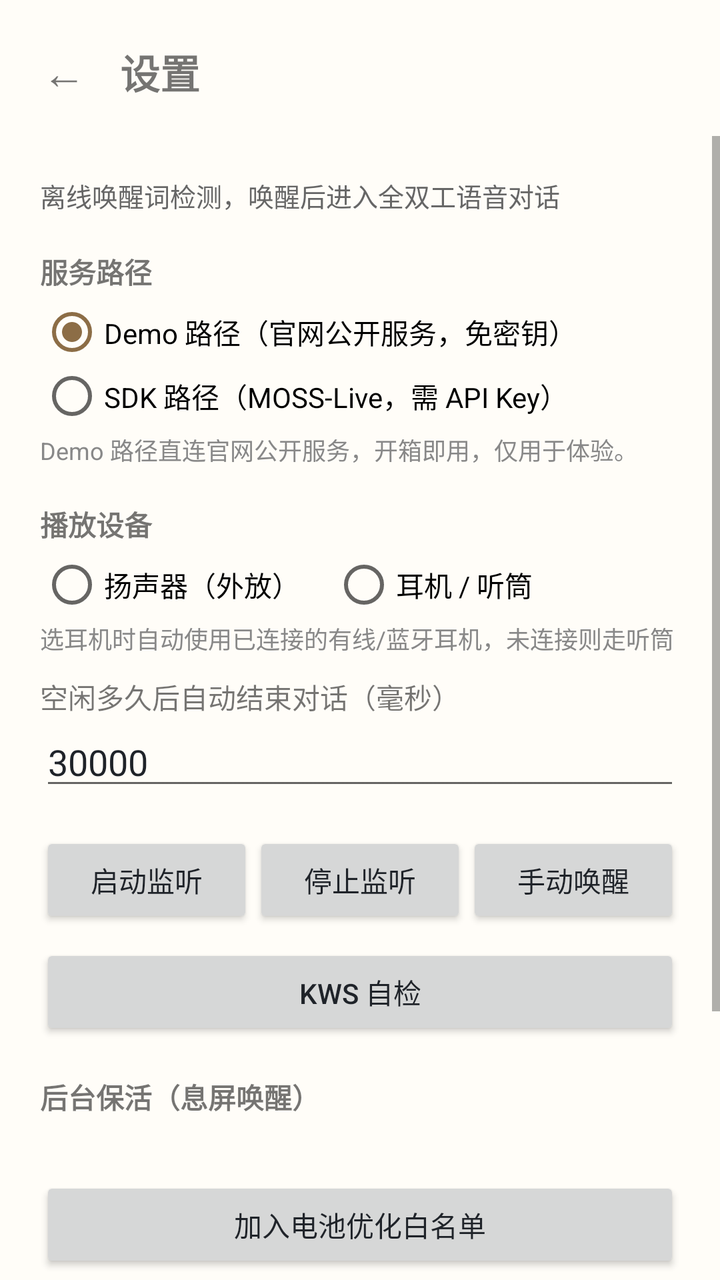
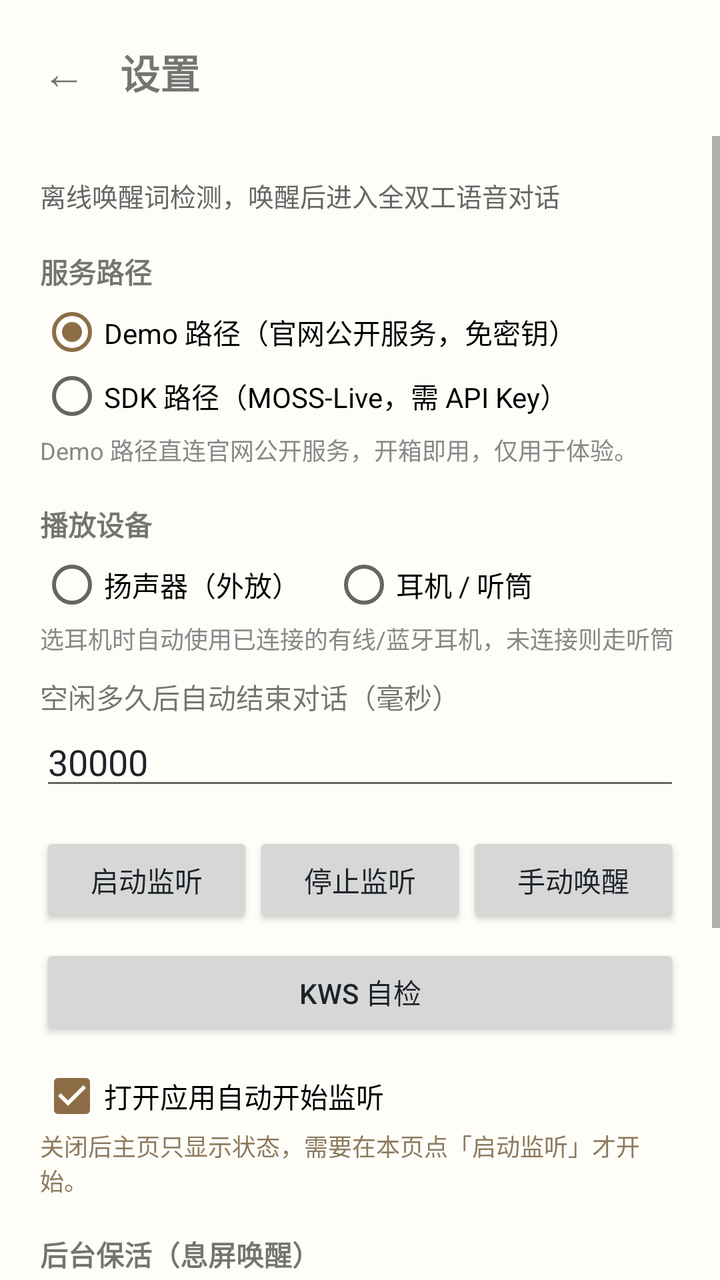

An Android layout rendered at two revisions. The XML below is the earlier revision; the diff shows what the commit changed to produce the second picture.
<!-- AndroidManifest.xml: application theme Theme.XiaomiaoVoice -->
<!-- res/layout/activity_settings.xml -->
<?xml version="1.0" encoding="utf-8"?>
<LinearLayout xmlns:android="http://schemas.android.com/apk/res/android"
    android:layout_width="match_parent"
    android:layout_height="match_parent"
    android:background="#FFFDF8"
    android:orientation="vertical">

    
    <LinearLayout
        android:layout_width="match_parent"
        android:layout_height="wrap_content"
        android:gravity="center_vertical"
        android:orientation="horizontal"
        android:paddingStart="8dp"
        android:paddingTop="12dp"
        android:paddingEnd="20dp"
        android:paddingBottom="8dp">

        <TextView
            android:id="@+id/backButton"
            android:layout_width="48dp"
            android:layout_height="48dp"
            android:background="?android:attr/selectableItemBackgroundBorderless"
            android:gravity="center"
            android:text="←"
            android:textSize="22sp" />

        <TextView
            android:layout_width="wrap_content"
            android:layout_height="wrap_content"
            android:layout_marginStart="4dp"
            android:text="@string/title_settings"
            android:textSize="20sp"
            android:textStyle="bold" />
    </LinearLayout>

    <ScrollView
        android:id="@+id/rootScrollView"
        android:layout_width="match_parent"
        android:layout_height="0dp"
        android:layout_weight="1"
        android:fillViewport="true">

        <LinearLayout
            android:layout_width="match_parent"
            android:layout_height="wrap_content"
            android:orientation="vertical"
            android:padding="20dp">

            <TextView
                android:layout_width="match_parent"
                android:layout_height="wrap_content"
                android:text="@string/subtitle_settings"
                android:textColor="#666666"
                android:textSize="13sp" />

        <TextView
            android:layout_width="match_parent"
            android:layout_height="wrap_content"
            android:layout_marginTop="18dp"
            android:text="@string/label_service_mode"
            android:textSize="14sp"
            android:textStyle="bold" />

        
        <RadioGroup
            android:id="@+id/modeGroup"
            android:layout_width="match_parent"
            android:layout_height="wrap_content"
            android:layout_marginTop="4dp"
            android:orientation="vertical">

            <RadioButton
                android:id="@+id/radioDemo"
                android:layout_width="match_parent"
                android:layout_height="wrap_content"
                android:checked="true"
                android:text="@string/mode_demo"
                android:textSize="14sp" />

            <RadioButton
                android:id="@+id/radioSdk"
                android:layout_width="match_parent"
                android:layout_height="wrap_content"
                android:text="@string/mode_sdk"
                android:textSize="14sp" />
        </RadioGroup>

        <TextView
            android:id="@+id/modeHintText"
            android:layout_width="match_parent"
            android:layout_height="wrap_content"
            android:layout_marginTop="2dp"
            android:text="@string/hint_mode_demo"
            android:textColor="#888888"
            android:textSize="12sp" />

        
        <LinearLayout
            android:id="@+id/apiKeySection"
            android:layout_width="match_parent"
            android:layout_height="wrap_content"
            android:orientation="vertical"
            android:visibility="gone">

            <TextView
                android:id="@+id/apiKeyLabel"
                android:layout_width="match_parent"
                android:layout_height="wrap_content"
                android:layout_marginTop="10dp"
                android:text="@string/label_api_key"
                android:textSize="14sp" />

            <EditText
                android:id="@+id/apiKeyInput"
                android:layout_width="match_parent"
                android:layout_height="wrap_content"
                android:hint="@string/hint_api_key"
                android:importantForAutofill="no"
                android:inputType="textPassword"
                android:singleLine="true" />

            <LinearLayout
                android:layout_width="match_parent"
                android:layout_height="wrap_content"
                android:layout_marginTop="6dp"
                android:gravity="center_vertical"
                android:orientation="horizontal">

                <Button
                    android:id="@+id/saveKeyButton"
                    android:layout_width="wrap_content"
                    android:layout_height="wrap_content"
                    android:text="@string/btn_save_key" />

                <TextView
                    android:id="@+id/apiKeyStatusText"
                    android:layout_width="0dp"
                    android:layout_height="wrap_content"
                    android:layout_marginStart="10dp"
                    android:layout_weight="1"
                    android:textSize="12sp" />
            </LinearLayout>
        </LinearLayout>

        
        <TextView
            android:layout_width="match_parent"
            android:layout_height="wrap_content"
            android:layout_marginTop="18dp"
            android:text="@string/label_audio_output"
            android:textSize="14sp"
            android:textStyle="bold" />

        <RadioGroup
            android:id="@+id/audioOutputGroup"
            android:layout_width="match_parent"
            android:layout_height="wrap_content"
            android:layout_marginTop="4dp"
            android:orientation="horizontal">

            <RadioButton
                android:id="@+id/radioSpeaker"
                android:layout_width="wrap_content"
                android:layout_height="wrap_content"
                android:text="@string/output_speaker"
                android:textSize="14sp" />

            <RadioButton
                android:id="@+id/radioHeadset"
                android:layout_width="wrap_content"
                android:layout_height="wrap_content"
                android:layout_marginStart="16dp"
                android:text="@string/output_headset"
                android:textSize="14sp" />
        </RadioGroup>

        <TextView
            android:layout_width="match_parent"
            android:layout_height="wrap_content"
            android:layout_marginTop="2dp"
            android:text="@string/hint_audio_output"
            android:textColor="#888888"
            android:textSize="12sp" />

        <TextView
            android:layout_width="match_parent"
            android:layout_height="wrap_content"
            android:layout_marginTop="10dp"
            android:text="空闲多久后自动结束对话（毫秒）"
            android:textSize="14sp" />

        <EditText
            android:id="@+id/idleTimeoutInput"
            android:layout_width="match_parent"
            android:layout_height="wrap_content"
            android:inputType="number"
            android:singleLine="true"
            android:text="30000" />

        <LinearLayout
            android:layout_width="match_parent"
            android:layout_height="wrap_content"
            android:layout_marginTop="16dp"
            android:orientation="horizontal">

            <Button
                android:id="@+id/startButton"
                android:layout_width="0dp"
                android:layout_height="wrap_content"
                android:layout_weight="1"
                android:text="@string/btn_start" />

            <Button
                android:id="@+id/stopButton"
                android:layout_width="0dp"
                android:layout_height="wrap_content"
                android:layout_weight="1"
                android:text="@string/btn_stop" />

            <Button
                android:id="@+id/wakeButton"
                android:layout_width="0dp"
                android:layout_height="wrap_content"
                android:layout_weight="1"
                android:text="@string/btn_wake" />
        </LinearLayout>

        <Button
            android:id="@+id/selftestButton"
            android:layout_width="match_parent"
            android:layout_height="wrap_content"
            android:layout_marginTop="8dp"
            android:text="@string/btn_selftest" />

        
        <TextView
            android:layout_width="match_parent"
            android:layout_height="wrap_content"
            android:layout_marginTop="18dp"
            android:text="@string/label_keepalive"
            android:textSize="14sp"
            android:textStyle="bold" />

        <TextView
            android:id="@+id/batteryStatusText"
            android:layout_width="match_parent"
            android:layout_height="wrap_content"
            android:layout_marginTop="4dp"
            android:textSize="13sp" />

        <Button
            android:id="@+id/ignoreBatteryButton"
            android:layout_width="match_parent"
            android:layout_height="wrap_content"
            android:layout_marginTop="8dp"
            android:text="@string/btn_ignore_battery" />

        <TextView
            android:layout_width="match_parent"
            android:layout_height="wrap_content"
            android:layout_marginTop="2dp"
            android:text="@string/hint_keepalive"
            android:textColor="#888888"
            android:textSize="12sp" />

        <TextView
            android:layout_width="match_parent"
            android:layout_height="wrap_content"
            android:layout_marginTop="18dp"
            android:text="状态"
            android:textSize="14sp"
            android:textStyle="bold" />

        <TextView
            android:id="@+id/stateText"
            android:layout_width="match_parent"
            android:layout_height="wrap_content"
            android:layout_marginTop="4dp"
            android:text="@string/state_idle"
            android:textSize="14sp" />

        <TextView
            android:layout_width="match_parent"
            android:layout_height="wrap_content"
            android:layout_marginTop="14dp"
            android:text="对话"
            android:textSize="14sp"
            android:textStyle="bold" />

        <TextView
            android:id="@+id/transcriptText"
            android:layout_width="match_parent"
            android:layout_height="wrap_content"
            android:layout_marginTop="4dp"
            android:text="@string/transcript_empty"
            android:textSize="14sp" />
        </LinearLayout>
    </ScrollView>
</LinearLayout>
<!-- resources referenced by this layout -->
<resources>
  <string name="btn_ignore_battery">加入电池优化白名单</string>
  <string name="btn_save_key">保存 Key</string>
  <string name="btn_selftest">KWS 自检</string>
  <string name="btn_start">启动监听</string>
  <string name="btn_stop">停止监听</string>
  <string name="btn_wake">手动唤醒</string>
  <string name="hint_api_key">MOSS API Key（仅保存在本机）</string>
  <string name="hint_audio_output">选耳机时自动使用已连接的有线/蓝牙耳机，未连接则走听筒</string>
  <string name="hint_keepalive">若一键跳转不可用，请在系统设置中手动关闭本应用的电池优化，并允许自启动 / 后台运行。</string>
  <string name="hint_mode_demo">Demo 路径直连官网公开服务，开箱即用，仅用于体验。</string>
  <string name="label_api_key">MOSS API Key（切换为真实服务时使用）</string>
  <string name="label_audio_output">播放设备</string>
  <string name="label_keepalive">后台保活（息屏唤醒）</string>
  <string name="label_service_mode">服务路径</string>
  <string name="mode_demo">Demo 路径（官网公开服务，免密钥）</string>
  <string name="mode_sdk">SDK 路径（MOSS-Live，需 API Key）</string>
  <string name="output_headset">耳机 / 听筒</string>
  <string name="output_speaker">扬声器（外放）</string>
  <string name="state_idle">未启动</string>
  <string name="subtitle_settings">离线唤醒词检测，唤醒后进入全双工语音对话</string>
  <string name="title_settings">设置</string>
  <string name="transcript_empty">（暂无对话）</string>
  <style name="Theme.XiaomiaoVoice" parent="Theme.AppCompat.Light.NoActionBar">
          <item name="colorPrimary">#8C6D46</item>
          <item name="colorPrimaryDark">#FDEDCD</item>
          <item name="colorAccent">#8C6D46</item>
          <item name="android:windowBackground">#FFFDF8</item>
          <item name="android:textColorPrimary">#1F2329</item>
          <item name="android:statusBarColor">@color/home_background</item>
          <item name="android:windowLightStatusBar">true</item>
      </style>
  <color name="home_background">#FDEDCD</color>
</resources>

<!-- the commit's change to res/layout/activity_settings.xml (unified diff, before → after) -->
@@ -233,6 +233,22 @@
             android:layout_marginTop="8dp"
             android:text="@string/btn_selftest" />
 
+        <CheckBox
+            android:id="@+id/autoStartSwitch"
+            android:layout_width="match_parent"
+            android:layout_height="wrap_content"
+            android:layout_marginTop="12dp"
+            android:checked="true"
+            android:text="@string/switch_auto_start"
+            android:textSize="14sp" />
+
+        <TextView
+            android:layout_width="match_parent"
+            android:layout_height="wrap_content"
+            android:text="@string/hint_auto_start"
+            android:textColor="@color/home_text_secondary"
+            android:textSize="12sp" />
+
         
         <TextView
             android:layout_width="match_parent"
<!-- resource entries referenced after the edit -->
@@ -1,5 +1,6 @@
 <!-- resources referenced by this layout -->
 <resources>
+  <color name="home_text_secondary">#8C7A5E</color>
   <string name="btn_ignore_battery">加入电池优化白名单</string>
   <string name="btn_save_key">保存 Key</string>
   <string name="btn_selftest">KWS 自检</string>
@@ -8,6 +9,7 @@
   <string name="btn_wake">手动唤醒</string>
   <string name="hint_api_key">MOSS API Key（仅保存在本机）</string>
   <string name="hint_audio_output">选耳机时自动使用已连接的有线/蓝牙耳机，未连接则走听筒</string>
+  <string name="hint_auto_start">关闭后主页只显示状态，需要在本页点「启动监听」才开始。</string>
   <string name="hint_keepalive">若一键跳转不可用，请在系统设置中手动关闭本应用的电池优化，并允许自启动 / 后台运行。</string>
   <string name="hint_mode_demo">Demo 路径直连官网公开服务，开箱即用，仅用于体验。</string>
   <string name="label_api_key">MOSS API Key（切换为真实服务时使用）</string>
@@ -20,6 +22,7 @@
   <string name="output_speaker">扬声器（外放）</string>
   <string name="state_idle">未启动</string>
   <string name="subtitle_settings">离线唤醒词检测，唤醒后进入全双工语音对话</string>
+  <string name="switch_auto_start">打开应用自动开始监听</string>
   <string name="title_settings">设置</string>
   <string name="transcript_empty">（暂无对话）</string>
   <style name="Theme.XiaomiaoVoice" parent="Theme.AppCompat.Light.NoActionBar">
